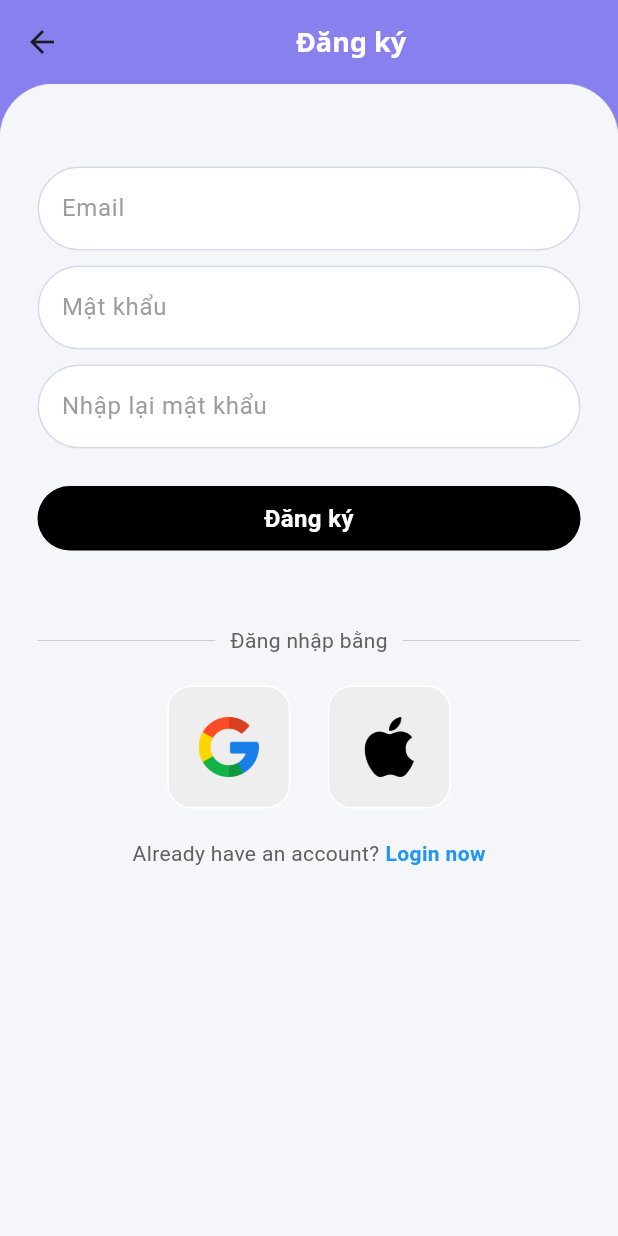
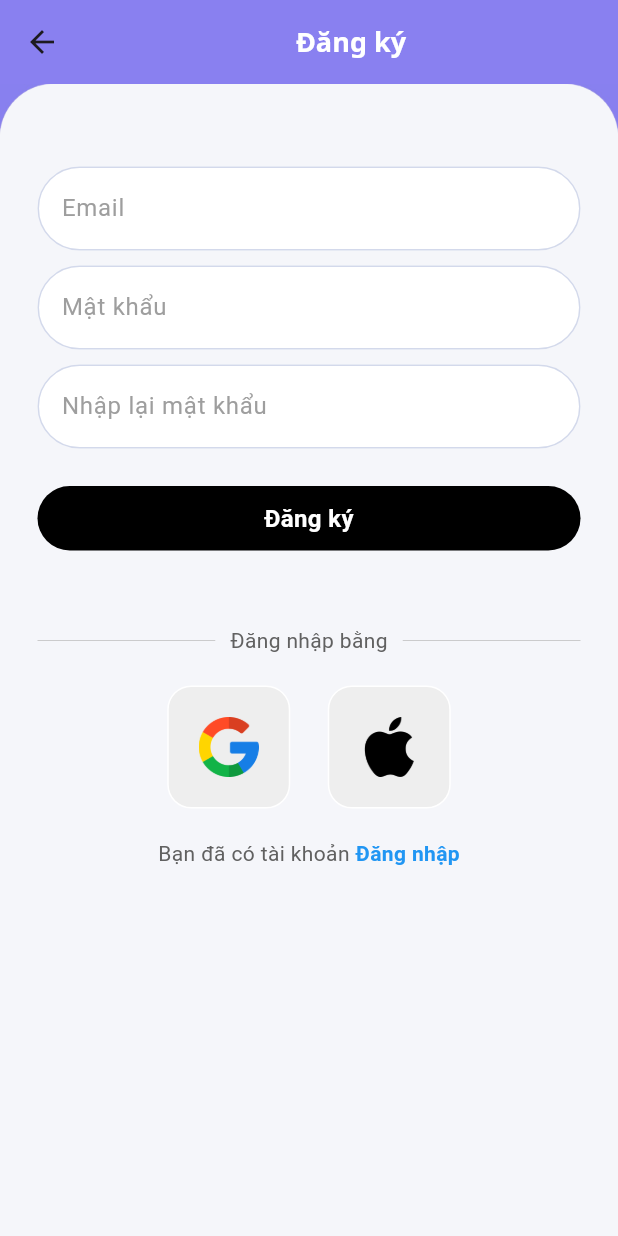
Before and after one commit to LearnJapaneseUET/AndroidFrontend, a Flutter app: the RegisterPage screen opened directly with empty values, on a phone screen of 412 x 824 dp. Run offline on Flutter 3.47's test engine with Material 3 defaults, Android fonts, the phone set to English and light mode, and no system bars; our stand-ins replace audioplayers, camera, file_picker, firebase_auth, firebase_core, firebase_messaging and 12 more; missing offline and left inert: flutter_sound, mailer; accounts and stored records are empty; network calls fail; Roboto replaces fonts that are missing (Noto Sans).

Commit message:
fix: change ui

```diff
--- a/lib/pages/register_page.dart
+++ b/lib/pages/register_page.dart
@@ -202,14 +202,14 @@ class _RegisterPageState extends State<RegisterPage> {
                         mainAxisAlignment: MainAxisAlignment.center,
                         children: [
                           Text(
-                            'Already have an account?',
+                            'Bạn đã có tài khoản',
                             style: TextStyle(color: Colors.grey[700]),
                           ),
                           const SizedBox(width: 4),
                           GestureDetector(
                             onTap: widget.onTap,
                             child: const Text(
-                              'Login now',
+                              'Đăng nhập',
                               style: TextStyle(
                                 color: Colors.blue,
                                 fontWeight: FontWeight.bold,
```
